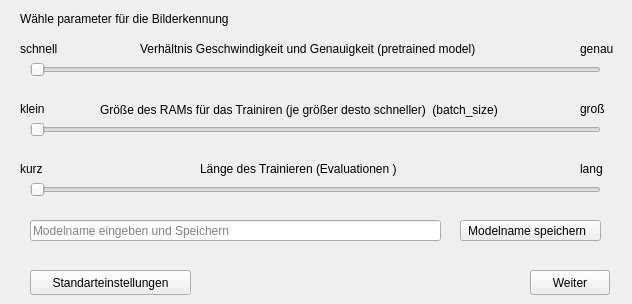
Above: QtGUI/ErkennungsWindow.ui from JonasMayerDev/AI_Model_Creator before the change. Below: the same form after it.
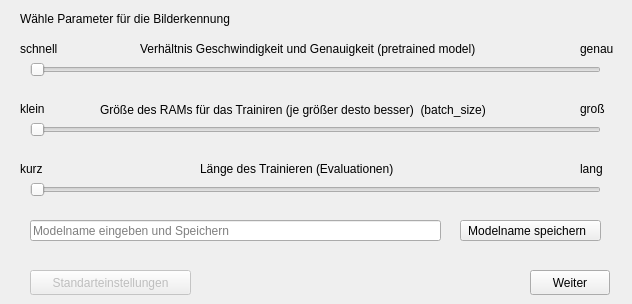
That is the form after the change.

Diff of the .ui file:
```diff
--- a/QtGUI/ErkennungsWindow.ui
+++ b/QtGUI/ErkennungsWindow.ui
@@ -66,7 +66,7 @@
      </rect>
     </property>
     <property name="text">
-     <string>Wähle parameter für die Bilderkennung</string>
+     <string>Wähle Parameter für die Bilderkennung</string>
     </property>
    </widget>
    <widget class="QLabel" name="label_4">
@@ -74,7 +74,7 @@
      <rect>
       <x>140</x>
       <y>40</y>
-      <width>381</width>
+      <width>431</width>
       <height>17</height>
      </rect>
     </property>
@@ -129,12 +129,12 @@
      <rect>
       <x>100</x>
       <y>100</y>
-      <width>441</width>
+      <width>471</width>
       <height>20</height>
      </rect>
     </property>
     <property name="text">
-     <string>Größe des RAMs für das Trainiren (je größer desto schneller)  (batch_size)</string>
+     <string>Größe des RAMs für das Trainiren (je größer desto besser)  (batch_size)</string>
     </property>
    </widget>
    <widget class="QLabel" name="label_8">
@@ -168,12 +168,12 @@
      <rect>
       <x>200</x>
       <y>160</y>
-      <width>351</width>
+      <width>371</width>
       <height>17</height>
      </rect>
     </property>
     <property name="text">
-     <string>Länge des Trainieren (Evaluationen )</string>
+     <string>Länge des Trainieren (Evaluationen)</string>
     </property>
    </widget>
    <widget class="QSlider" name="sliderEval">
@@ -235,6 +235,9 @@
     </property>
    </widget>
    <widget class="QPushButton" name="buttonNormal">
+    <property name="enabled">
+     <bool>false</bool>
+    </property>
     <property name="geometry">
      <rect>
       <x>30</x>
```
Left out of the diff: 3 changed lines with no effect on the pictures.
